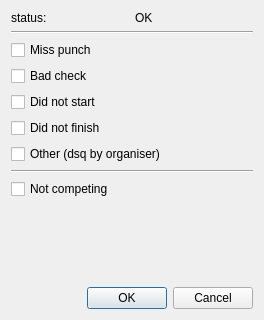
Above: quickevent/app/quickevent/plugins/Runs/src/runflagsdialog.ui from Quick-Event/quickbox before the change. Below: the same form after it.
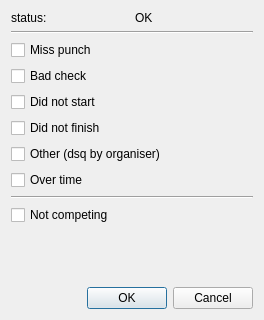
That is the form after the change.

Commit message: Fix OverTime flaf after merge

What changed in the file:
```diff
--- a/quickevent/app/quickevent/plugins/Runs/src/runflagsdialog.ui
+++ b/quickevent/app/quickevent/plugins/Runs/src/runflagsdialog.ui
@@ -77,6 +77,13 @@
      </property>
     </widget>
    </item>
+   <item>
+    <widget class="QCheckBox" name="cbxOverTime">
+     <property name="text">
+      <string>Over time</string>
+     </property>
+    </widget>
+   </item>
    <item>
     <widget class="Line" name="line">
      <property name="orientation">
```
Left out of the diff: 3 changed lines with no effect on the pictures. The commit also changes 2 other files.
